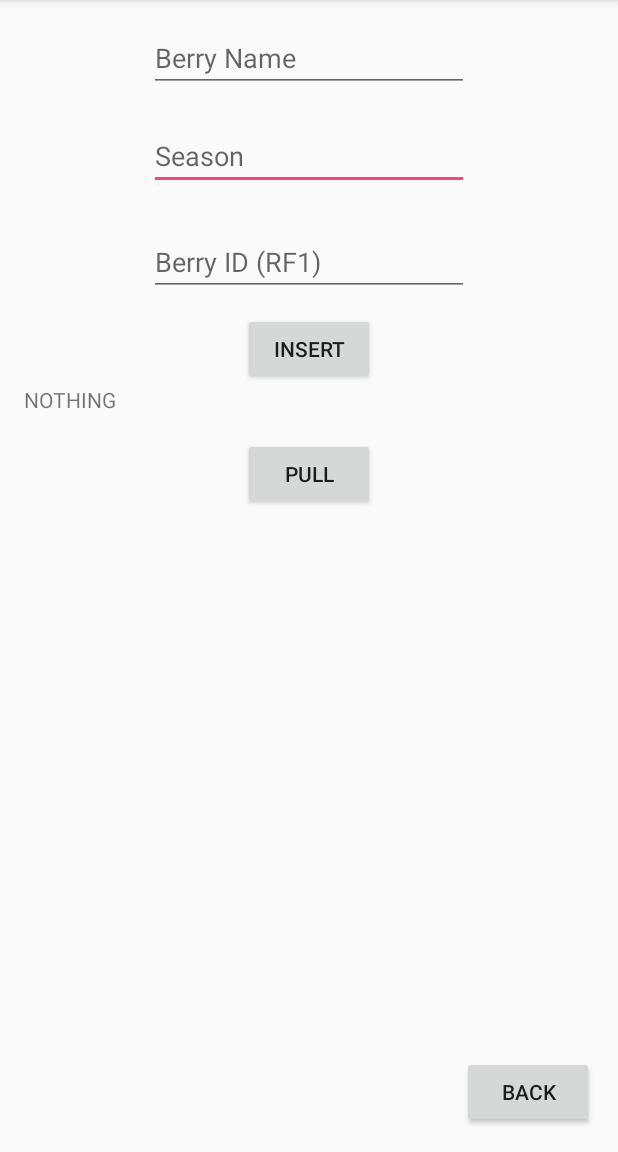
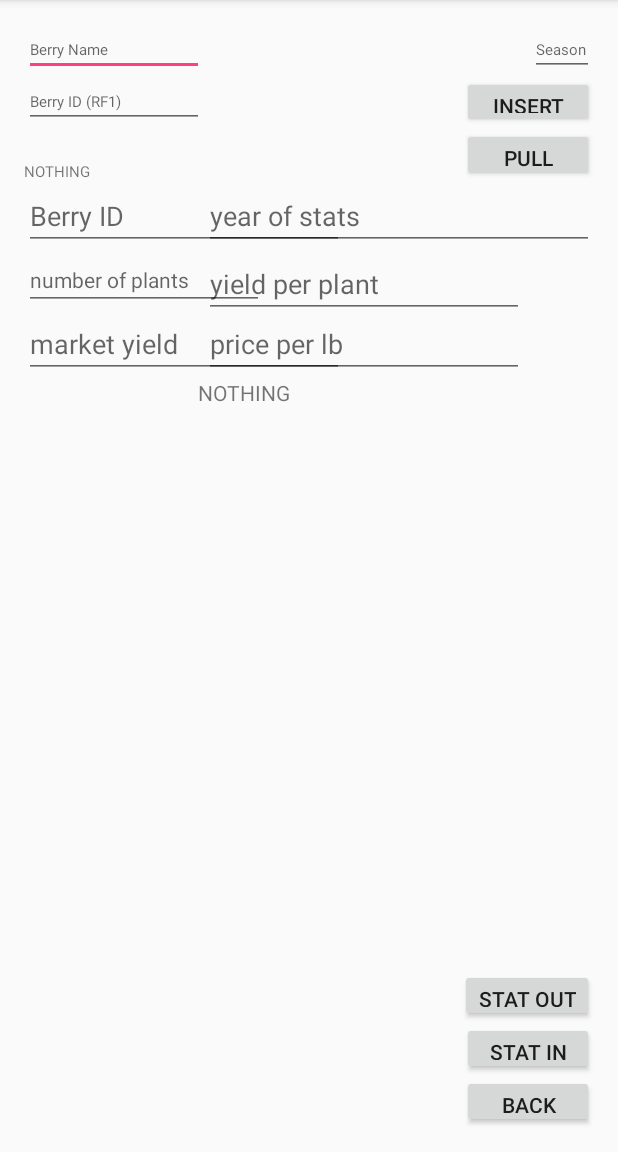
Before and after one commit to civrev/Bramberi, an Android app: the TestActivity screen opened directly, with no data from a screen before it, on a phone screen of 412 x 824 dp, the part 84-1236 px from its top. Run offline under Robolectric (Android 15) with nearby library versions, the phone set to English and light mode, and no system bars.

Commit message:
SQLite fixes
I finished up some work on the Database. You can now search for a
specific berry, and that berry's stats by using its name. I'll add to
the db a key to make sure that berry name remains unique, but later.
right now, just don't make 2 berries with the same name.

```diff
--- a/BramberiFarms/app/src/main/java/mobileapps/bramberifarms/BerryTools.java
+++ b/BramberiFarms/app/src/main/java/mobileapps/bramberifarms/BerryTools.java
@@ -52,7 +52,6 @@ public class BerryTools {
         Cursor c = db.query(table, columns, selection, selectionArgs, groupBy, having, orderBy, limit);
         int cSize = c.getCount();
         Log.i("BERRY TOOLS", "pullBerry cursor size: " + Integer.toString(cSize));
-        Log.i("BERRY TOOLS", "pullBerry column name: " + c.getColumnName(1));
         if(cSize>0) {
             c.moveToNext();
             String newName = c.getString(c.getColumnIndex("name"));
@@ -64,12 +63,32 @@ public class BerryTools {
         return null;
     }
 
-    public static void pullStats(String bName){
+    public static YieldStat pullStats(String bName){
         Berry berry = pullBerry(bName);
         String bid = berry.getBid();
 
-
-        //YieldStat stats = new YieldStat();
-        //return stats;
+        String table = "stats";
+        String[] columns = null;
+        String selection = "bid =?";
+        String[] selectionArgs = {bid};
+        String groupBy = null;
+        String having = null;
+        String orderBy = null;
+        String limit = "1";
+        Cursor c = db.query(table, columns, selection, selectionArgs, groupBy, having, orderBy, limit);
+        int cSize = c.getCount();
+        Log.i("BERRY TOOLS", "pullStats cursor size: " + Integer.toString(cSize));
+        if(cSize>0) {
+            c.moveToNext();
+            String brryId = c.getString(c.getColumnIndex("bid"));
+            int year = c.getInt(c.getColumnIndex("year"));
+            int numplants = c.getInt(c.getColumnIndex("numplants"));
+            double yieldpp = c.getDouble(c.getColumnIndex("yieldpp"));
+            double marketyield = c.getDouble(c.getColumnIndex("marketyield"));
+            double pricepp = c.getDouble(c.getColumnIndex("pricepp"));
+            YieldStat ystat = new YieldStat(brryId, year, numplants, yieldpp, marketyield, pricepp);
+            return ystat;
+        }
+        return null;
     }
 }
--- a/BramberiFarms/app/src/main/java/mobileapps/bramberifarms/TestActivity.java
+++ b/BramberiFarms/app/src/main/java/mobileapps/bramberifarms/TestActivity.java
@@ -13,6 +13,7 @@ import android.widget.TextView;
 import java.text.DecimalFormat;
 
 import static mobileapps.bramberifarms.BerryTools.pullBerry;
+import static mobileapps.bramberifarms.BerryTools.pullStats;
 
 public class TestActivity extends AppCompatActivity {
 
@@ -22,12 +23,23 @@ public class TestActivity extends AppCompatActivity {
         setContentView(R.layout.activity_test);
 
         final Button backBtn = (Button) findViewById(R.id.backBtn);
+        //for berry
         final EditText nF = (EditText) findViewById(R.id.nameField);
         final EditText sF = (EditText) findViewById(R.id.seasonField);
         final EditText idF = (EditText) findViewById(R.id.idField);
         final Button entBtn = (Button) findViewById(R.id.entBtn);
         final Button pullBtn = (Button) findViewById(R.id.pullBtn);
         final TextView outL = (TextView) findViewById(R.id.outLabel);
+        //for stats
+        final EditText bidStatF = (EditText) findViewById(R.id.bidStatF);
+        final EditText yearStatF = (EditText) findViewById(R.id.yearStatF);
+        final EditText plantsStatF = (EditText) findViewById(R.id.plantsStatF);
+        final EditText yieldStatF = (EditText) findViewById(R.id.yieldStatF);
+        final EditText marketStatF = (EditText) findViewById(R.id.marketStatF);
+        final EditText priceStatF = (EditText) findViewById(R.id.priceStatF);
+        final Button statInBtn = (Button) findViewById(R.id.statInBtn);
+        final Button statOutBtn = (Button) findViewById(R.id.statOutBtn);
+        final TextView statOut = (TextView) findViewById(R.id.statOut);
 
 
         entBtn.setOnClickListener(new View.OnClickListener() {
@@ -54,6 +66,33 @@ public class TestActivity extends AppCompatActivity {
             }
         });
 
+        statInBtn.setOnClickListener(new View.OnClickListener() {
+            @Override
+            public void onClick(View v) {
+                String brryId = bidStatF.getText().toString();
+                int year = Integer.parseInt(yearStatF.getText().toString());
+                int numplants = Integer.parseInt(plantsStatF.getText().toString());
+                double yieldpp = Double.parseDouble(yieldStatF.getText().toString());
+                double marketyield = Double.parseDouble(marketStatF.getText().toString());
+                double pricepp = Double.parseDouble(priceStatF.getText().toString());
+                YieldStat ystat = new YieldStat(brryId, year, numplants, yieldpp, marketyield, pricepp);
+                BerryTools.inputStats(ystat);
+            }
+        });
+
+        statOutBtn.setOnClickListener(new View.OnClickListener() {
+            @Override
+            public void onClick(View v) {
+                String name = nF.getText().toString();
+                YieldStat ys = pullStats(name);
+                if (ys!=null) {
+                    statOut.setText(ys.toString());
+                } else {
+                    statOut.setText("No stat for that berry");
+                }
+            }
+        });
+
         backBtn.setOnClickListener(new View.OnClickListener() {
             @Override
             public void onClick(View v) {
--- a/BramberiFarms/app/src/main/java/mobileapps/bramberifarms/YieldStat.java
+++ b/BramberiFarms/app/src/main/java/mobileapps/bramberifarms/YieldStat.java
@@ -69,6 +69,7 @@ public class YieldStat {
     }
 
     public String toString(){
-        return (bid+":"+year+":"+numPlants+":"+yieldPP+":"+marketYield+":"+pricePP);
+        return ("BID: " + bid+" year: "+year+" plants: "+numPlants+" yieldpp: "+yieldPP+
+                " market yield: "+marketYield+" priceplb: "+pricePP);
     }
 }
--- a/BramberiFarms/app/src/main/res/layout/activity_test.xml
+++ b/BramberiFarms/app/src/main/res/layout/activity_test.xml
@@ -13,21 +13,11 @@
     <Button
         android:text="Back"
         android:layout_width="wrap_content"
-        android:layout_height="wrap_content"
+        android:layout_height="35dp"
         android:layout_alignParentBottom="true"
         android:layout_alignParentEnd="true"
-        android:id="@+id/backBtn" />
-
-    <EditText
-        android:layout_width="wrap_content"
-        android:layout_height="wrap_content"
-        android:inputType="textPersonName"
-        android:ems="10"
-        android:hint="Season"
-        android:layout_below="@+id/nameField"
-        android:layout_alignStart="@+id/nameField"
-        android:layout_marginTop="20dp"
-        android:id="@+id/seasonField" />
+        android:id="@+id/backBtn"
+        android:layout_alignStart="@+id/statInBtn" />
 
     <EditText
         android:layout_width="wrap_content"
@@ -37,16 +27,20 @@
         android:ems="10"
         android:id="@+id/nameField"
         android:layout_alignParentTop="true"
-        android:layout_centerHorizontal="true" />
+        android:layout_alignParentStart="true"
+        android:textSize="10sp" />
 
-    <Button
-        android:text="insert"
+    <EditText
         android:layout_width="wrap_content"
         android:layout_height="wrap_content"
-        android:id="@+id/entBtn"
-        android:layout_below="@+id/idField"
-        android:layout_centerHorizontal="true"
-        android:layout_marginTop="11dp" />
+        android:inputType="textPersonName"
+        android:ems="10"
+        android:hint="Season"
+        android:id="@+id/seasonField"
+        android:layout_alignParentTop="true"
+        android:layout_alignStart="@+id/entBtn"
+        android:layout_marginStart="45dp"
+        android:textSize="10sp" />
 
     <EditText
         android:layout_width="wrap_content"
@@ -54,10 +48,111 @@
         android:inputType="textPersonName"
         android:ems="10"
         android:hint="Berry ID (RF1)"
-        android:layout_marginTop="25dp"
         android:id="@+id/idField"
+        android:textSize="10sp"
+        android:layout_below="@+id/nameField"
+        android:layout_alignParentStart="true" />
+
+    <TextView
+        android:text="NOTHING"
+        android:layout_width="wrap_content"
+        android:layout_height="wrap_content"
+        android:id="@+id/outLabel"
+        android:layout_alignParentStart="true"
+        android:textSize="10sp"
+        android:layout_below="@+id/idField"
+        android:layout_marginTop="22dp" />
+
+    <Button
+        android:text="insert"
+        android:layout_width="wrap_content"
+        android:layout_height="wrap_content"
+        android:id="@+id/entBtn"
         android:layout_below="@+id/seasonField"
-        android:layout_alignStart="@+id/seasonField" />
+        android:layout_alignParentEnd="true"
+        android:layout_alignBottom="@+id/idField" />
+
+    <Button
+        android:text="pull"
+        android:layout_width="wrap_content"
+        android:layout_height="wrap_content"
+        android:id="@+id/pullBtn"
+        android:layout_below="@+id/entBtn"
+        android:layout_alignParentEnd="true"
+        android:layout_alignBottom="@+id/outLabel" />
+
+    <EditText
+        android:layout_width="wrap_content"
+        android:layout_height="wrap_content"
+        android:inputType="textPersonName"
+        android:hint="Berry ID"
+        android:ems="10"
+        android:layout_below="@+id/outLabel"
+        android:layout_alignParentStart="true"
+        android:id="@+id/bidStatF" />
+
+    <EditText
+        android:layout_width="wrap_content"
+        android:layout_height="wrap_content"
+        android:inputType="textPersonName"
+        android:hint="year of stats"
+        android:ems="10"
+        android:layout_below="@+id/pullBtn"
+        android:layout_alignParentEnd="true"
+        android:id="@+id/yearStatF"
+        android:layout_toEndOf="@+id/idField" />
+
+    <EditText
+        android:layout_width="wrap_content"
+        android:layout_height="wrap_content"
+        android:inputType="textPersonName"
+        android:hint="number of plants"
+        android:ems="10"
+        android:layout_below="@+id/bidStatF"
+        android:layout_alignParentStart="true"
+        android:id="@+id/plantsStatF"
+        android:textSize="14sp" />
+
+    <EditText
+        android:layout_width="wrap_content"
+        android:layout_height="wrap_content"
+        android:inputType="textPersonName"
+        android:hint="market yield"
+        android:ems="10"
+        android:layout_below="@+id/plantsStatF"
+        android:layout_alignParentStart="true"
+        android:id="@+id/marketStatF" />
+
+    <EditText
+        android:layout_width="wrap_content"
+        android:layout_height="wrap_content"
+        android:inputType="textPersonName"
+        android:hint="yield per plant"
+        android:ems="10"
+        android:layout_below="@+id/bidStatF"
+        android:layout_alignStart="@+id/yearStatF"
+        android:id="@+id/yieldStatF" />
+
+    <EditText
+        android:layout_width="wrap_content"
+        android:layout_height="wrap_content"
+        android:inputType="textPersonName"
+        android:hint="price per lb"
+        android:ems="10"
+        android:layout_below="@+id/plantsStatF"
+        android:layout_alignStart="@+id/yieldStatF"
+        android:id="@+id/priceStatF" />
+
+    <TextView
+        android:text="NOTHING"
+        android:layout_width="wrap_content"
+        android:layout_height="wrap_content"
+        android:layout_below="@+id/marketStatF"
+        android:layout_alignParentStart="true"
+        android:id="@+id/statOut"
+        android:textAlignment="center"
+        android:layout_toStartOf="@+id/backBtn"
+        android:layout_alignParentBottom="true" />
 
     <TableLayout
         android:layout_width="match_parent"
@@ -80,21 +175,21 @@
 
     </TableLayout>
 
-    <TextView
-        android:text="NOTHING"
+    <Button
         android:layout_width="wrap_content"
-        android:layout_height="wrap_content"
-        android:layout_below="@+id/entBtn"
-        android:layout_alignParentStart="true"
-        android:id="@+id/outLabel" />
+        android:layout_above="@+id/backBtn"
+        android:layout_alignParentEnd="true"
+        android:id="@+id/statInBtn"
+        android:text="stat in"
+        android:layout_height="35dp" />
 
     <Button
-        android:text="pull"
+        android:text="stat out"
         android:layout_width="wrap_content"
-        android:layout_height="wrap_content"
-        android:layout_below="@+id/outLabel"
-        android:layout_alignStart="@+id/entBtn"
-        android:layout_marginTop="16dp"
-        android:id="@+id/pullBtn" />
+        android:layout_height="35dp"
+        android:layout_above="@+id/statInBtn"
+        android:layout_alignParentEnd="true"
+        android:id="@+id/statOutBtn"
+        tools:layout_height="wrap_content" />
 
 </RelativeLayout>
```
